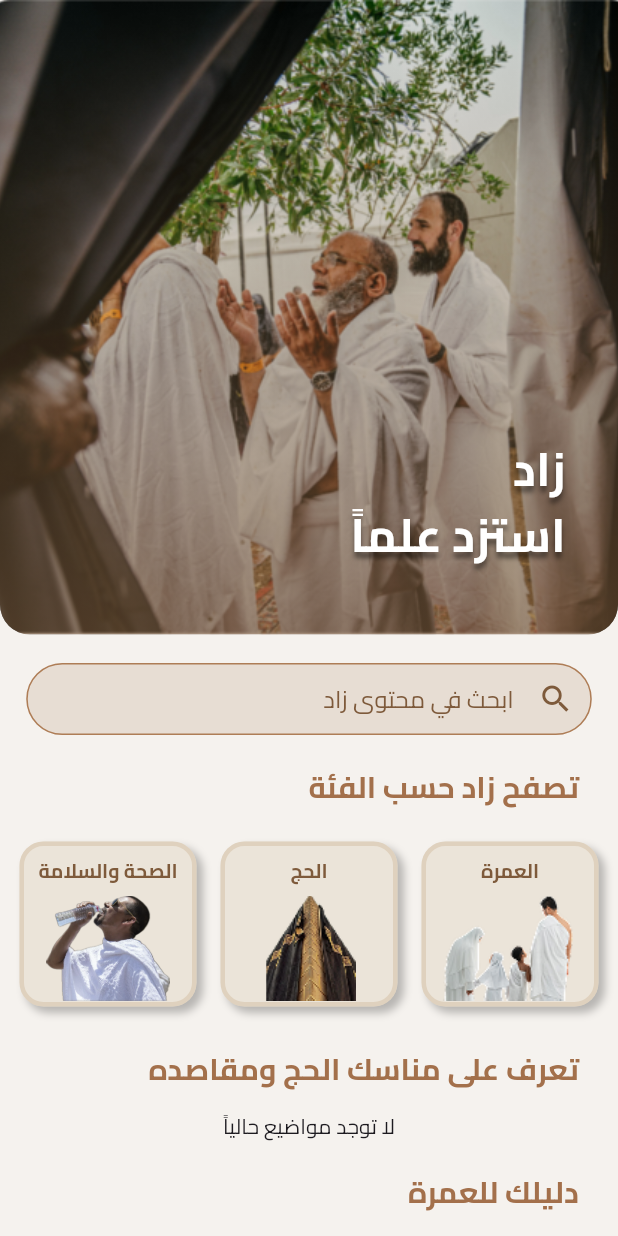
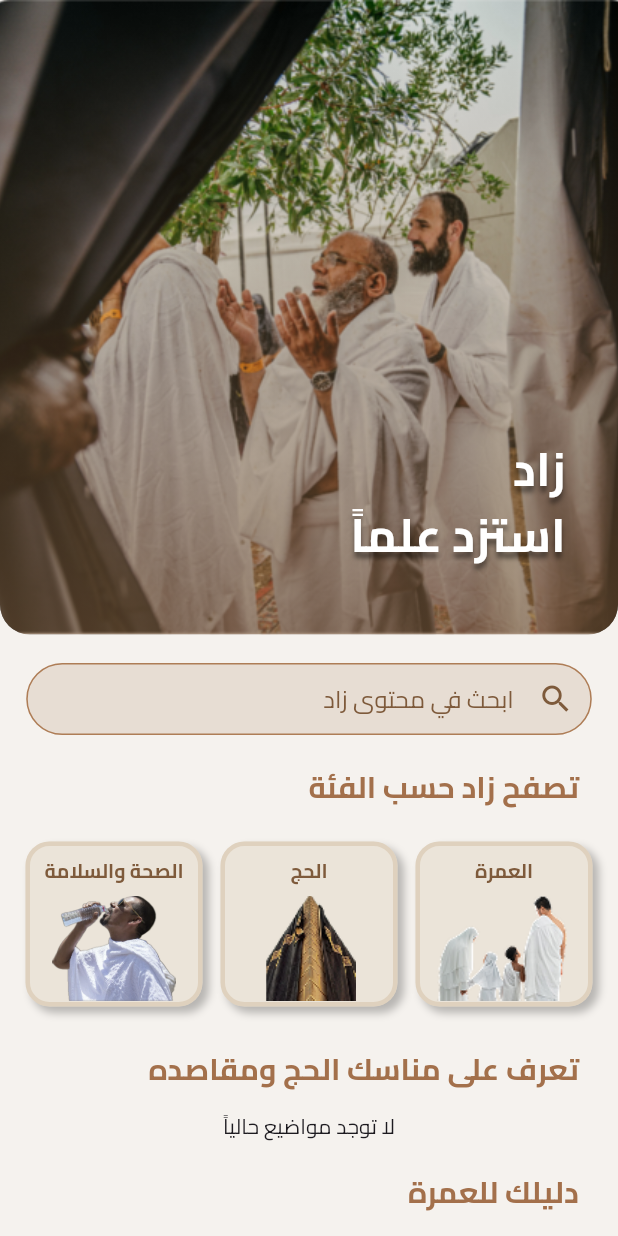
Before and after one commit to F37214453/mulabbi, a Flutter app: the ZadPageView screen opened directly, on a phone screen of 412 x 824 dp. Run offline on Flutter 3.47's test engine with Material 3 defaults, Android fonts, the phone set to English and light mode, and no system bars; our stand-ins replace adhan, dio, flutter_compass, flutter_svg, geolocator, get and 6 more; missing offline and left inert: adhan_dart, dart:ffi, quran; accounts and stored records are empty; project files that could hold a hidden picture were left out.

Commit message:
small change to zad page

```diff
--- a/lib/views/zad_views/zad_page_view.dart
+++ b/lib/views/zad_views/zad_page_view.dart
@@ -268,6 +268,7 @@ class _ZadPageViewState extends State<ZadPageView> {
         children: [
           // 1) The Row containing only your 3 fixed category cards:
           Row(
+            spacing: 12,
             mainAxisAlignment: MainAxisAlignment.center,
             children: [
               CategoryWidget(
@@ -277,7 +278,6 @@ class _ZadPageViewState extends State<ZadPageView> {
                 width: 150,
                 onTap: () => setState(() => selectedCategoryId = 1),
               ),
-              const SizedBox(width: 16),
               CategoryWidget(
                 title: 'الحج',
                 imagePath: 'assets/images/haj.png',
@@ -285,7 +285,6 @@ class _ZadPageViewState extends State<ZadPageView> {
                 width: 200,
                 onTap: () => setState(() => selectedCategoryId = 2),
               ),
-              const SizedBox(width: 16),
               CategoryWidget(
                 title: 'العمرة',
                 imagePath: 'assets/images/Umrah.png',
```
